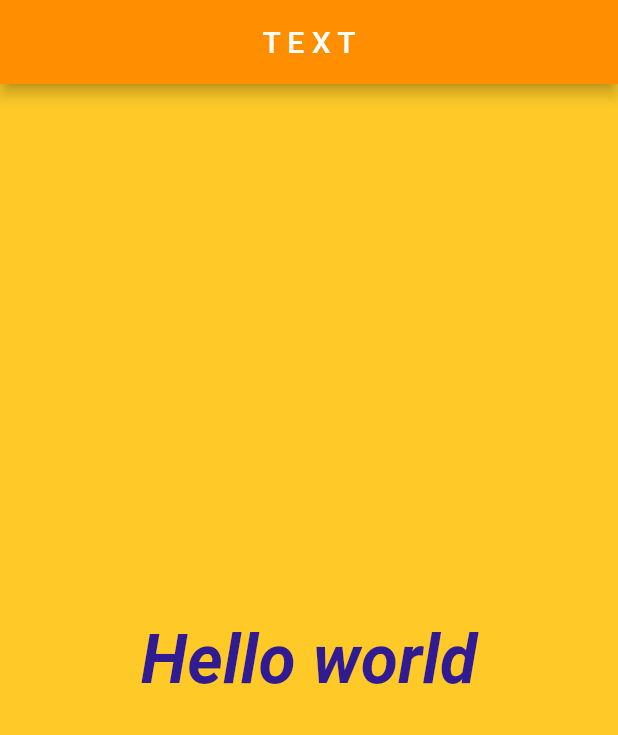
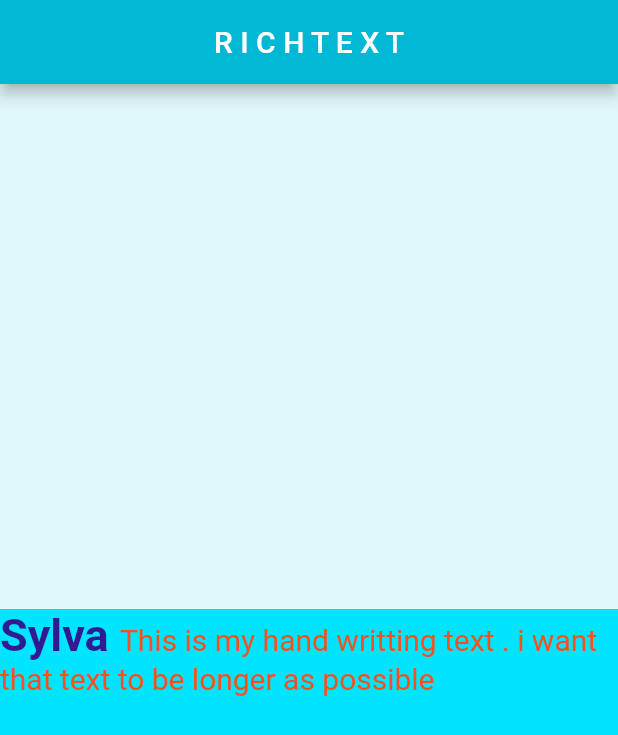
Before and after one commit to Sylvat160/flutter-course, a Flutter app: the screen it shows after launch, on a phone screen of 412 x 824 dp. Shown: the top 735 px of the screen. Run offline on Flutter 3.47's test engine with Material 2 defaults, Android fonts, the phone set to English and light mode, and no system bars.

Commit message:
widget of the day : RichText

```diff
--- a/lib/main.dart
+++ b/lib/main.dart
@@ -11,6 +11,7 @@ import 'package:flutter_widget/gridview.dart';
 import 'package:flutter_widget/imgs.dart';
 import 'package:flutter_widget/listviewbuilder.dart';
 import 'package:flutter_widget/mediaqueries.dart';
+import 'package:flutter_widget/richtext.dart';
 import 'package:flutter_widget/sliverappbar.dart';
 import 'package:flutter_widget/tabbar.dart';
 import 'package:flutter_widget/text.dart';
@@ -31,7 +32,7 @@ class MyApp extends StatelessWidget {
       theme: ThemeData(
         primarySwatch: Colors.deepPurple,
       ),
-      home: const Ftext(),
+      home: const FrichText(),
     );
   }
 }
--- /dev/null
+++ b/lib/richtext.dart
@@ -0,0 +1,54 @@
+import 'package:flutter/material.dart';
+
+class FrichText extends StatelessWidget {
+  const FrichText({super.key});
+
+  @override
+  Widget build(BuildContext context) {
+    return Scaffold(
+      backgroundColor: Colors.cyanAccent[400],
+      appBar: AppBar(
+        title: Text('R I C H T E X T'),
+        centerTitle: true,
+        backgroundColor: Colors.cyanAccent[700],
+      ),
+      body: Center(
+        child: Column(
+          mainAxisAlignment: MainAxisAlignment.start,
+          children: [
+            Container(
+              height: 350,
+              color: Colors.cyan[50],
+            ),
+            RichText(
+              text: TextSpan(
+                style: TextStyle(
+                  fontSize: 20,
+                  color: Colors.deepOrange[600],
+                ),
+                children: [
+                  TextSpan(
+                    text: 'Sylva ',
+                    style: TextStyle(
+                      fontSize: 30,
+                      fontWeight: FontWeight.bold,
+                      color: Colors.deepPurple[900],
+                    ),
+                  ),
+                  TextSpan(
+                    text: 'This is my hand writting text . i want that text to be longer as possible'
+                  ),
+                ],
+              ),
+              // children: [
+              //   Text('Name', style: TextStyle(fontSize: 20, fontWeight: FontWeight.bold)),
+              //   // Text('This is a caption'),
+              // Text('This is my hand writting text . i want that text to be longer as possible'),
+              // ],
+            ),
+          ],
+        ),
+      )
+    );
+  }
+}
```
